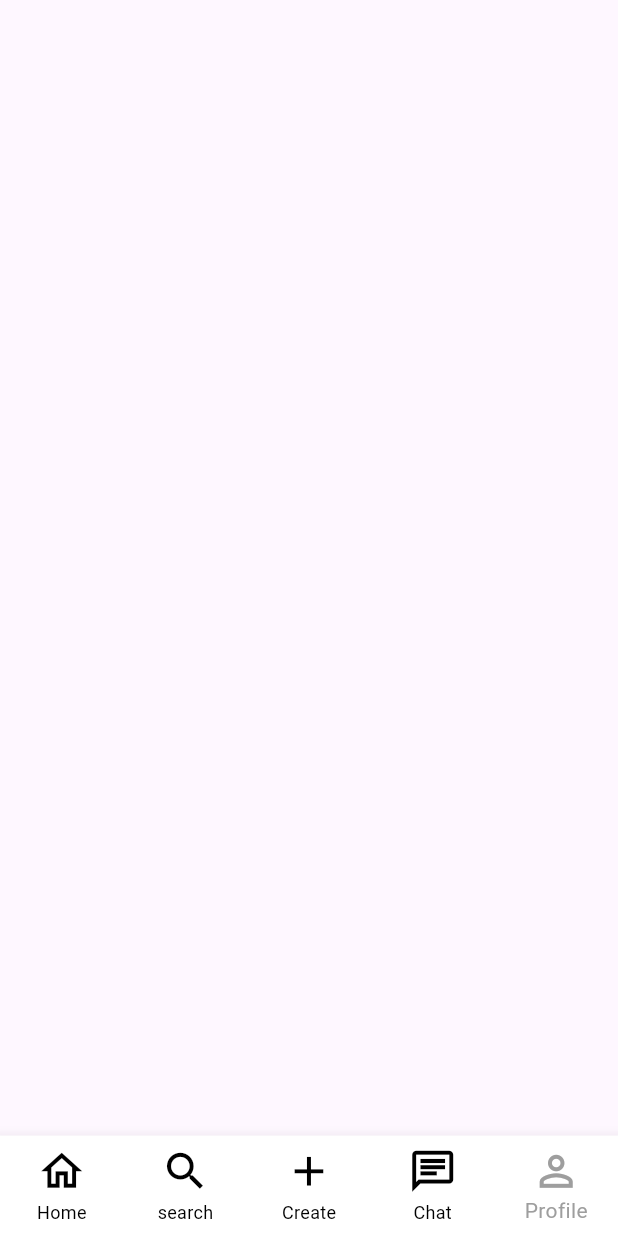
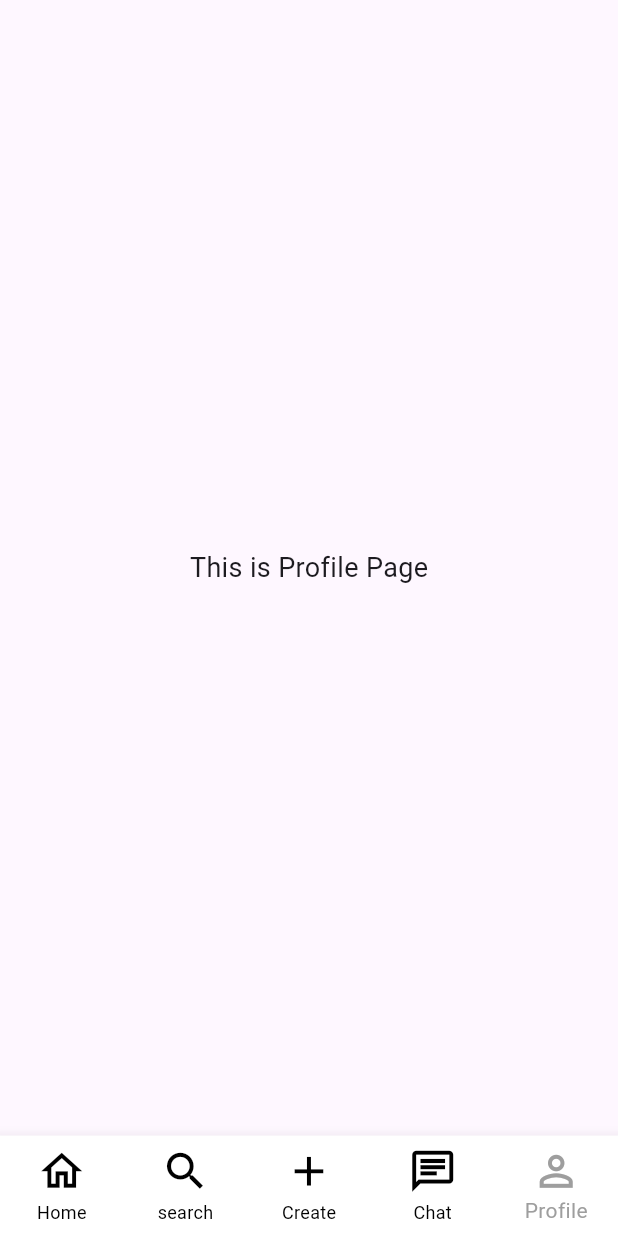
Before and after one commit to Hassan9865/Task, a Flutter app: the screen it shows after launch, item 5 of the bottom bar chosen, on a phone screen of 412 x 824 dp. Run offline on Flutter 3.47's test engine with Material 3 defaults, Android fonts, the phone set to English and light mode, and no system bars; our stand-ins replace stacked, stacked_services, stacked_shared.

```diff
--- a/lib/view/Profile view/profile_view.dart
+++ b/lib/view/Profile view/profile_view.dart
@@ -10,7 +10,14 @@ class ProfileView extends StatelessWidget {
     return ViewModelBuilder.reactive(
         viewModelBuilder: () => ProfileViewmodel(),
         builder: (context, ProfileViewmodel viewModel, child) {
-          return Scaffold();
+          return Scaffold(
+            body: Center(
+              child: Text(
+                "This is Profile Page",
+                style: TextStyle(fontSize: 18, fontWeight: FontWeight.w400),
+              ),
+            ),
+          );
         });
   }
 }
```
Also changed, not shown: lib/view/search view/search_view.dart (+8 -1 lines).
